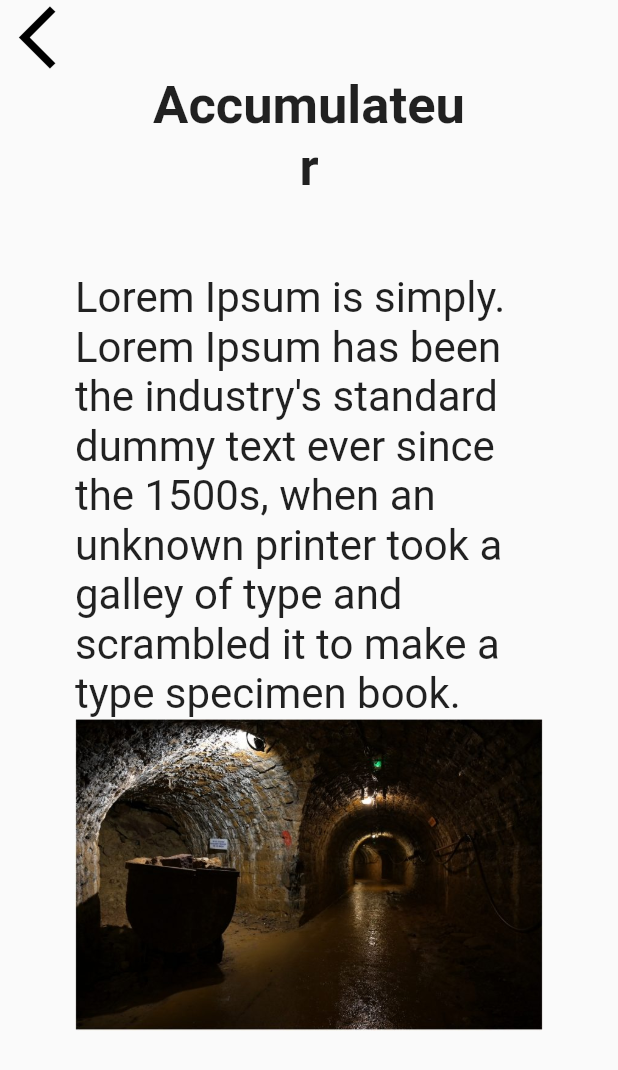
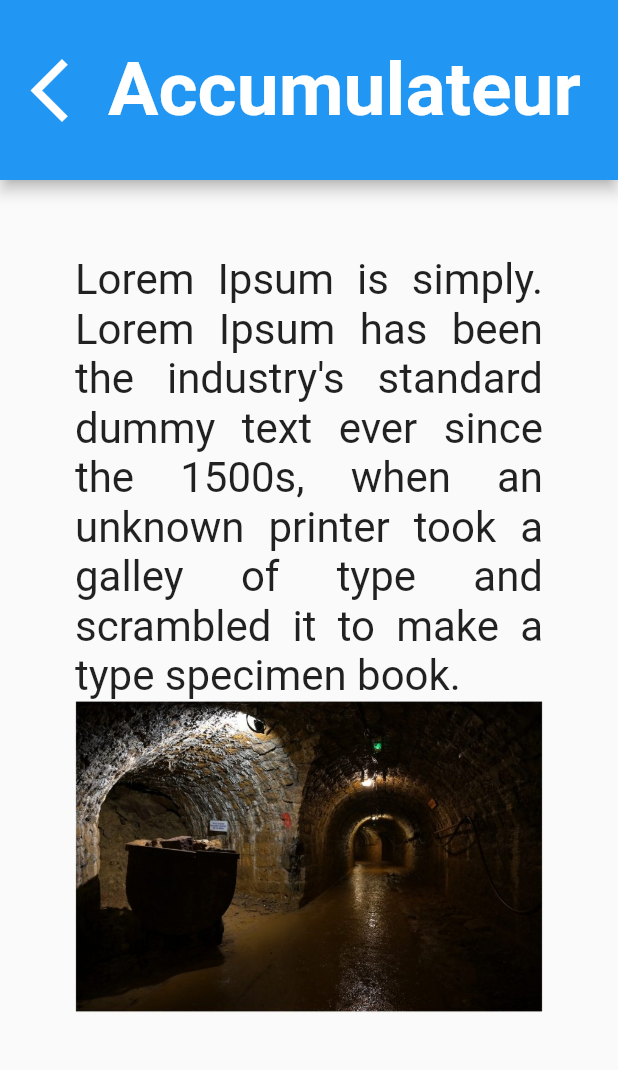
Before and after one commit to LoicBlanchard7/Les-5-mineurs, a Flutter app: the detailPointDInteret screen opened directly with empty values, on a phone screen of 412 x 824 dp. Shown: the top 1070 px of the screen. Run offline on Flutter 3.47's test engine with Material 2 defaults, Android fonts, the light colour scheme and no system bars; our stand-ins replace flutter_map, latlong2, youtube_player_flutter; missing offline and left inert: qr_code_scanner.

Commit message:
justify txt stylized title+lowed back button+stop video atuo

```diff
--- a/flutter/geofencing/lib/main.dart
+++ b/flutter/geofencing/lib/main.dart
@@ -1,8 +1,10 @@
 import 'package:flutter/material.dart';
+// import 'package:geofencing/pages/map.dart';
 import 'pages/accueil.dart';
 
 void main() {
   runApp(const MaterialApp(
+    // home: MapPage(),
     home: AccueilPage(),
   ));
 }
--- a/flutter/geofencing/lib/pages/detailPointDInteret.dart
+++ b/flutter/geofencing/lib/pages/detailPointDInteret.dart
@@ -1,6 +1,5 @@
 // ignore_for_file: library_private_types_in_public_api, file_names, camel_case_types, must_be_immutable, no_logic_in_create_state
 import 'package:flutter/material.dart';
-// import 'package:video_player/video_player.dart';
 import 'package:geofencing/global.dart';
 import 'package:geofencing/pages/youtubePlayer.dart';
 import 'map.dart';
@@ -22,50 +21,39 @@ class _MyAppState extends State<detailPointDInteret> {
   @override
   Widget build(BuildContext context) {
     Global.pointChecking(id);
-    var backIcon = GestureDetector(
-      onTap: () {
+    List<YoutubePlayerScaffold> playersList = [];
+    backPress() {
+      for (var element in playersList) {
+        element.stopVideo();
+      }
       Navigator.push(
         context,
         MaterialPageRoute(builder: (context) => const MapPage()),
       );
-      },
-      child: const Icon(
-        Icons.arrow_back_ios_new,
-        size: 50,
-        color: Colors.black,
-      ),
-    );
+    }
 
     return Scaffold(
-      body: Stack(
-        children: [
-          Align(
-            alignment: Alignment.topLeft,
-            child: backIcon,
+      appBar: AppBar(
+        leading: IconButton(
+          icon: const Icon(Icons.arrow_back_ios_new,
+              size: 50, color: Colors.white),
+          onPressed: () => {backPress()},
         ),
-          Container(
-            margin: const EdgeInsets.only(left: 50.0, right: 50.0),
-            child: SingleChildScrollView(
-              child: Column(
-                children: [
-                  Container(
-                    margin: const EdgeInsets.only(
-                        left: 50.0, right: 50.0, top: 50.0, bottom: 50.0),
-                    child: Text(
+        toolbarHeight: 120,
+        centerTitle: true,
+        title: Text(
           Global.detailsList[id][0].data,
-                      textAlign: TextAlign.center,
           style: const TextStyle(
             fontWeight: FontWeight.bold,
-                        fontSize: 35,
+            fontSize: 50,
           ),
         ),
       ),
-                  Affichage(id),
-                ],
+      body: SingleChildScrollView(
+        child: Container(
+          margin: const EdgeInsets.all(50.0),
+          child: Affichage(id, playersList),
         ),
-            ),
-          ),
-        ],
       ),
     );
   }
@@ -73,19 +61,20 @@ class _MyAppState extends State<detailPointDInteret> {
 
 class Affichage extends StatelessWidget {
   int id;
+  List<YoutubePlayerScaffold> playersList;
 
-  Affichage(this.id, {super.key});
+  Affichage(this.id, this.playersList, {super.key});
 
   @override
   Widget build(BuildContext context) {
     return Table(
-      // border: TableBorder.all(),
-      children: contenuAffichage(context, id),
+      children: contenuAffichage(context, id, playersList),
     );
   }
 }
 
-List<TableRow> contenuAffichage(BuildContext context, int id) {
+List<TableRow> contenuAffichage(
+    BuildContext context, int id, List<YoutubePlayerScaffold> playersList) {
   List<TableRow> contenu = [];
   for (var element in Global.detailsList[id]) {
     switch (element.type) {
@@ -95,6 +84,7 @@ List<TableRow> contenuAffichage(BuildContext context, int id) {
             children: [
               Text(
                 element.data,
+                textAlign: TextAlign.justify,
                 style: DefaultTextStyle.of(context)
                     .style
                     .apply(fontSizeFactor: 2.0),
@@ -125,6 +115,7 @@ List<TableRow> contenuAffichage(BuildContext context, int id) {
             ],
           ),
         );
+        playersList.add(player);
         break;
     }
   }
--- a/flutter/geofencing/lib/pages/youtubePlayer.dart
+++ b/flutter/geofencing/lib/pages/youtubePlayer.dart
@@ -19,6 +19,10 @@ class YoutubePlayerScaffold {
     );
   }
 
+  void stopVideo() {
+    controller.pause();
+  }
+
   Container build(BuildContext context) {
     return Container(
       padding: const EdgeInsets.only(top: 25, bottom: 25),
```
Lines whose indentation alone changed are shown as unchanged.
